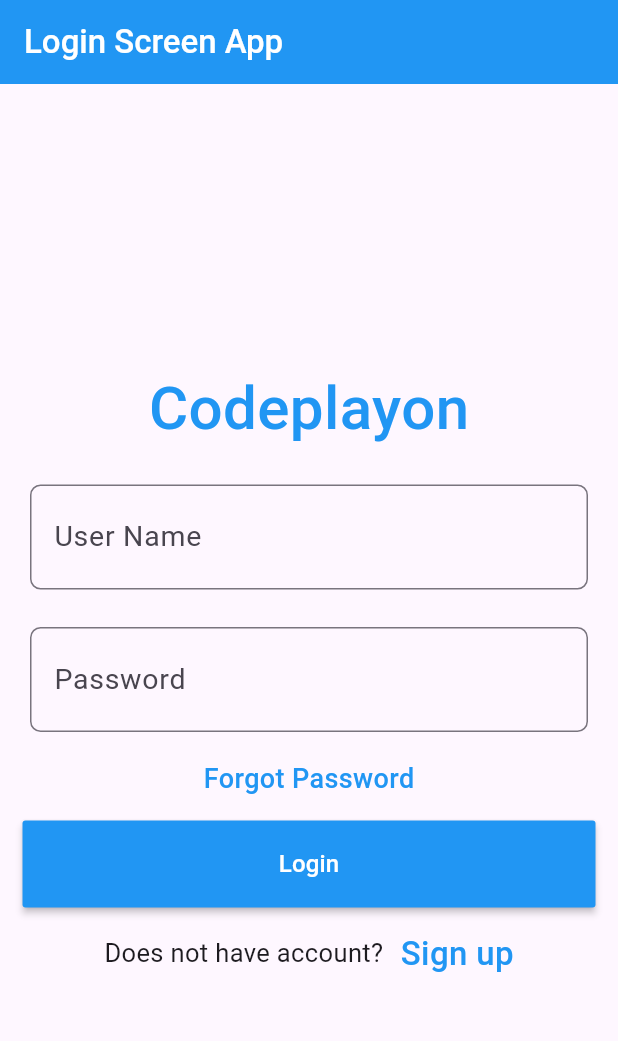
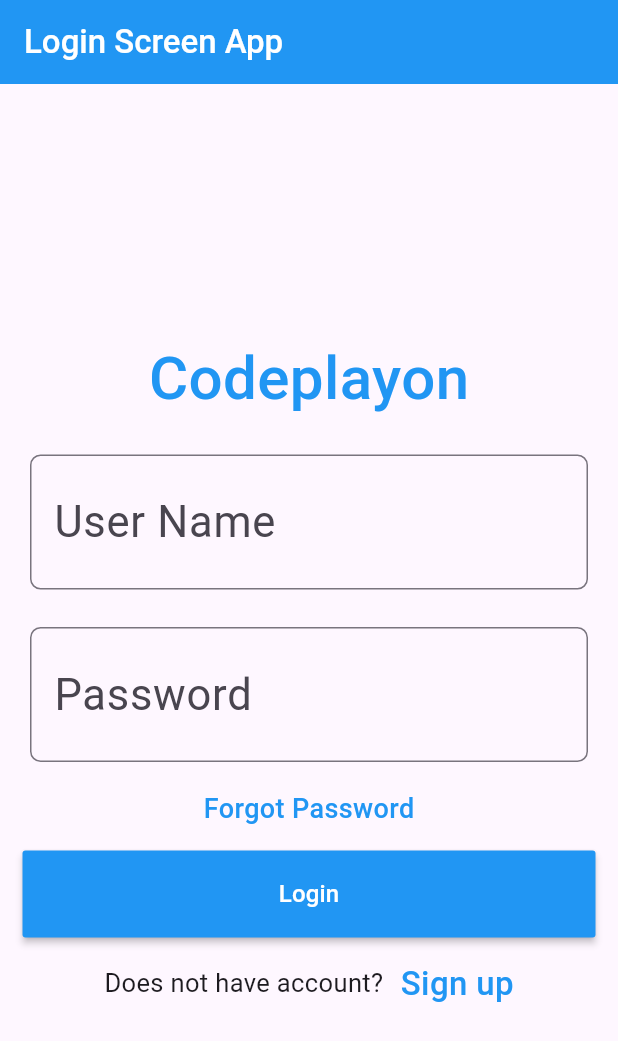
Before and after one commit to Mo2men3Li/Task-3, a Flutter app: the screen it shows after launch, on a phone screen of 412 x 824 dp. Shown: the top 1041 px of the screen. Run offline on Flutter 3.47's test engine with Material 3 defaults, Android fonts, the phone set to English and light mode, and no system bars.

Commit message:
"Task 3 files were commited"

```diff
--- a/lib/widgets/text_field_widget.dart
+++ b/lib/widgets/text_field_widget.dart
@@ -17,7 +17,7 @@ class TextFieldWidget extends StatelessWidget {
           hintText: text,
         ),
         style: TextStyle(
-          fontSize: 19,
+          fontSize: 29,
           height: 2,
         ),
       ),
```
